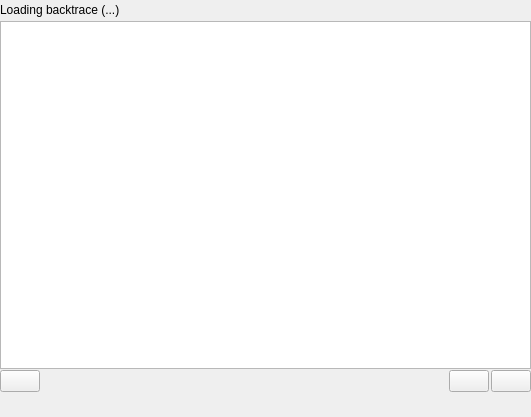
Qt form drkonqi/getbacktracewidget.ui (KDE/kde-runtime) before a commit.
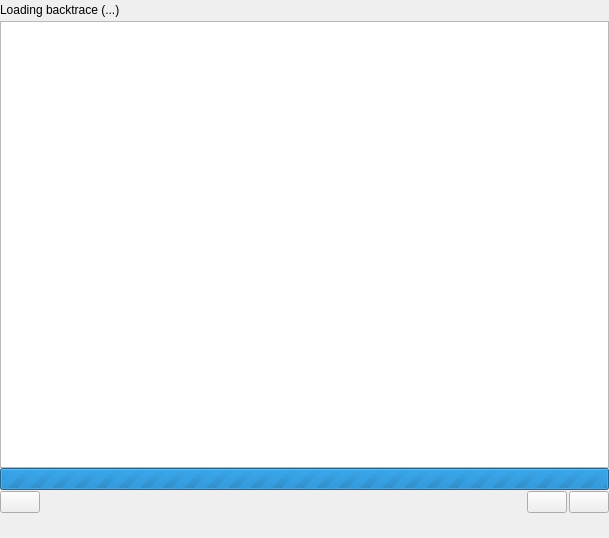
The same form after that commit. Custom widgets are drawn as their Qt base class.

Commit message: Fixed some compiler warnings. Changed DrKonqiAssistantPage/DrKonqiBugReport logic to simulate QWizard(qt4) behaviour ( isComplete() function ) Added a progressbar to the getbacktracewidget (just to test...) Reordered CrashInfo functions in header Deleted old DrBugReport Small fixes on bugzillalib and everywhere Updated Todo

```diff
--- a/drkonqi/getbacktracewidget.ui
+++ b/drkonqi/getbacktracewidget.ui
@@ -6,18 +6,21 @@
    <rect>
     <x>0</x>
     <y>0</y>
-    <width>531</width>
-    <height>417</height>
+    <width>609</width>
+    <height>538</height>
    </rect>
   </property>
   <property name="windowTitle">
    <string>Form</string>
   </property>
-  <layout class="QVBoxLayout" name="verticalLayout_3">
+  <layout class="QGridLayout" name="gridLayout">
    <property name="margin">
     <number>0</number>
    </property>
-   <item>
+   <property name="spacing">
+    <number>0</number>
+   </property>
+   <item row="0" column="0">
     <layout class="QVBoxLayout" name="verticalLayout">
      <property name="spacing">
       <number>1</number>
@@ -53,7 +56,24 @@
       </layout>
      </item>
      <item>
-      <widget class="KTextBrowser" name="m_backtraceEdit"/>
+      <layout class="QVBoxLayout" name="verticalLayout_3">
+       <property name="spacing">
+        <number>0</number>
+       </property>
+       <item>
+        <widget class="KTextBrowser" name="m_backtraceEdit"/>
+       </item>
+       <item>
+        <widget class="QProgressBar" name="m_progressBar">
+         <property name="enabled">
+          <bool>true</bool>
+         </property>
+         <property name="maximum">
+          <number>0</number>
+         </property>
+        </widget>
+       </item>
+      </layout>
      </item>
      <item>
       <layout class="QHBoxLayout" name="horizontalLayout_2">
```
The commit also changes 15 other files.
